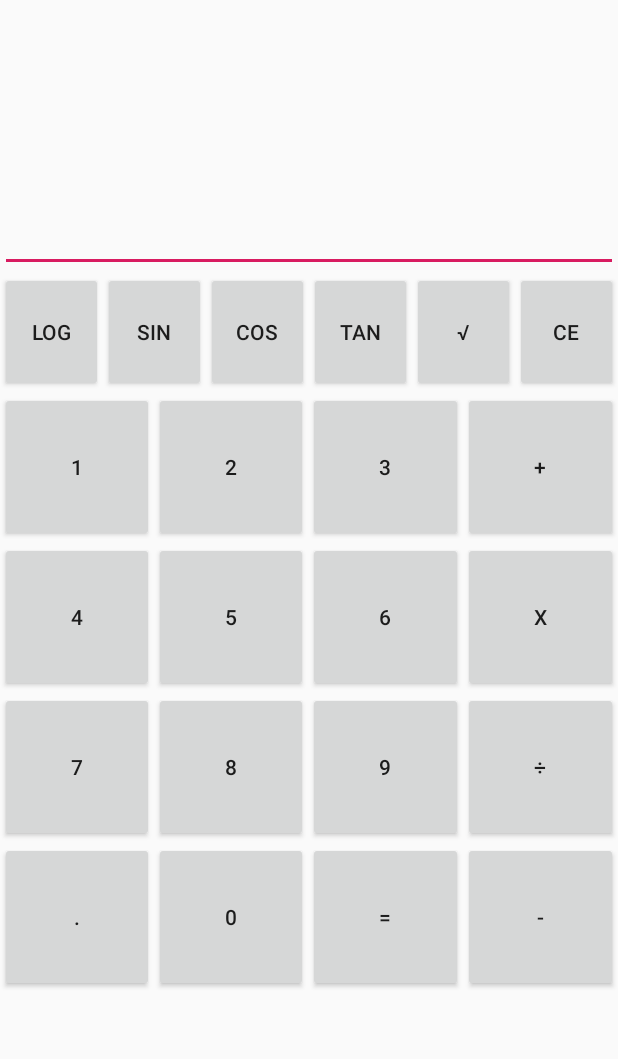
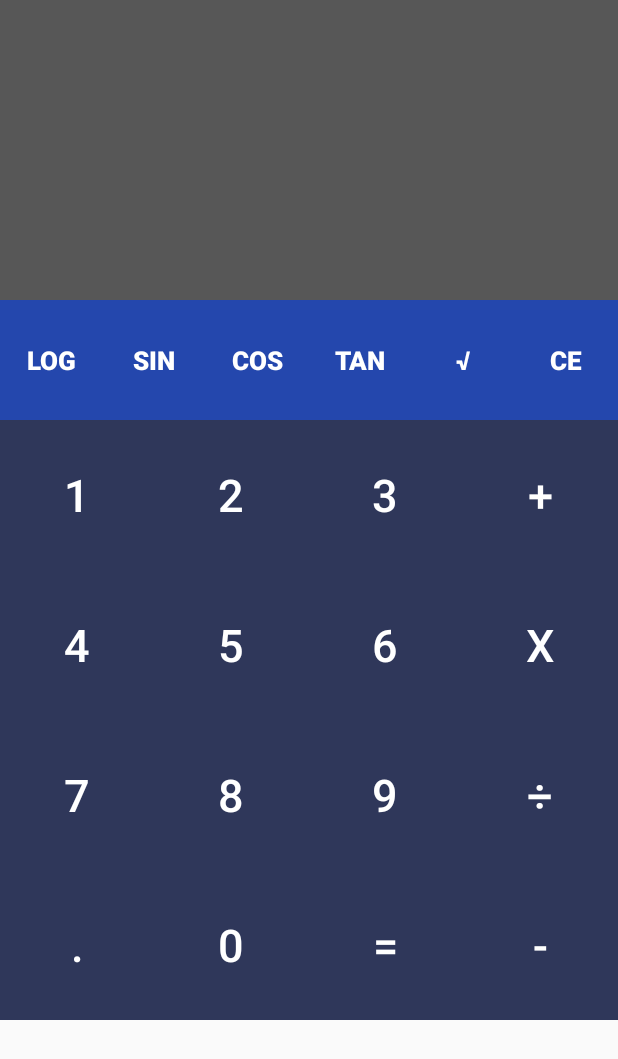
Before and after one commit to felixfavour/Calculator-Android-App, an Android app: the screen it shows after launch (MainActivity), on a phone screen of 412 x 824 dp. Shown: the top 1059 px of the screen. Run offline under Robolectric (Android 15) with nearby library versions, the phone set to English and light mode, and no system bars.

Commit message:
Added SCI_CALC_FUNCTIONS and added a little UI

```diff
--- a/app/src/main/res/layout/standard_calculator.xml
+++ b/app/src/main/res/layout/standard_calculator.xml
@@ -9,17 +9,20 @@
     <LinearLayout
         android:id="@+id/resultLayout"
         android:layout_width="match_parent"
-        android:layout_height="181dp"
+        android:layout_height="200dp"
         android:orientation="horizontal">
 
-        <EditText
+        <TextView
             android:id="@+id/resultView"
             android:layout_width="match_parent"
             android:layout_height="match_parent"
+            android:background="#575757"
             android:ems="10"
-            android:textSize="40dp"
-            android:textStyle="bold"
-            android:inputType="textPersonName" />
+            android:inputType="textPersonName"
+            android:paddingTop="60dp"
+            android:textColor="#FFF"
+            android:textSize="40sp"
+            android:textStyle="bold" />
     </LinearLayout>
 
     <LinearLayout
@@ -34,6 +37,7 @@
 
             <Button
                 android:id="@+id/operatorLog"
+                style="@style/sciCalcButtons"
                 android:layout_width="wrap_content"
                 android:layout_height="80dp"
                 android:layout_weight="1"
@@ -41,6 +45,7 @@
 
             <Button
                 android:id="@+id/operatorSin"
+                style="@style/sciCalcButtons"
                 android:layout_width="wrap_content"
                 android:layout_height="80dp"
                 android:layout_weight="1"
@@ -48,6 +53,7 @@
 
             <Button
                 android:id="@+id/operatorCos"
+                style="@style/sciCalcButtons"
                 android:layout_width="wrap_content"
                 android:layout_height="80dp"
                 android:layout_weight="1"
@@ -55,6 +61,7 @@
 
             <Button
                 android:id="@+id/operatorTan"
+                style="@style/sciCalcButtons"
                 android:layout_width="wrap_content"
                 android:layout_height="80dp"
                 android:layout_weight="1"
@@ -62,6 +69,7 @@
 
             <Button
                 android:id="@+id/operatorSqrRoot"
+                style="@style/sciCalcButtons"
                 android:layout_width="wrap_content"
                 android:layout_height="80dp"
                 android:layout_weight="1"
@@ -69,6 +77,7 @@
 
             <Button
                 android:id="@+id/backspace"
+                style="@style/sciCalcButtons"
                 android:layout_width="wrap_content"
                 android:layout_height="match_parent"
                 android:layout_weight="1"
@@ -82,6 +91,7 @@
 
             <Button
                 android:id="@+id/number1"
+                style="@style/padButtons"
                 android:layout_width="wrap_content"
                 android:layout_height="100dp"
                 android:layout_weight="1"
@@ -89,6 +99,7 @@
 
             <Button
                 android:id="@+id/number2"
+                style="@style/padButtons"
                 android:layout_width="wrap_content"
                 android:layout_height="100dp"
                 android:layout_weight="1"
@@ -96,6 +107,7 @@
 
             <Button
                 android:id="@+id/number3"
+                style="@style/padButtons"
                 android:layout_width="wrap_content"
                 android:layout_height="100dp"
                 android:layout_weight="1"
@@ -103,6 +115,7 @@
 
             <Button
                 android:id="@+id/operatorAddition"
+                style="@style/padButtons"
                 android:layout_width="wrap_content"
                 android:layout_height="100dp"
                 android:layout_weight="1"
@@ -116,6 +129,7 @@
 
             <Button
                 android:id="@+id/number4"
+                style="@style/padButtons"
                 android:layout_width="wrap_content"
                 android:layout_height="100dp"
                 android:layout_weight="1"
@@ -123,6 +137,7 @@
 
             <Button
                 android:id="@+id/number5"
+                style="@style/padButtons"
                 android:layout_width="wrap_content"
                 android:layout_height="100dp"
                 android:layout_weight="1"
@@ -130,6 +145,7 @@
 
             <Button
                 android:id="@+id/number6"
+                style="@style/padButtons"
                 android:layout_width="wrap_content"
                 android:layout_height="100dp"
                 android:layout_weight="1"
@@ -137,6 +153,7 @@
 
             <Button
                 android:id="@+id/operatorMultiplication"
+                style="@style/padButtons"
                 android:layout_width="wrap_content"
                 android:layout_height="100dp"
                 android:layout_weight="1"
@@ -150,6 +167,7 @@
 
             <Button
                 android:id="@+id/number7"
+                style="@style/padButtons"
                 android:layout_width="wrap_content"
                 android:layout_height="100dp"
                 android:layout_weight="1"
@@ -157,6 +175,7 @@
 
             <Button
                 android:id="@+id/number8"
+                style="@style/padButtons"
                 android:layout_width="wrap_content"
                 android:layout_height="100dp"
                 android:layout_weight="1"
@@ -164,6 +183,7 @@
 
             <Button
                 android:id="@+id/number9"
+                style="@style/padButtons"
                 android:layout_width="wrap_content"
                 android:layout_height="100dp"
                 android:layout_weight="1"
@@ -171,6 +191,7 @@
 
             <Button
                 android:id="@+id/operatorDivision"
+                style="@style/padButtons"
                 android:layout_width="wrap_content"
                 android:layout_height="100dp"
                 android:layout_weight="1"
@@ -184,6 +205,7 @@
 
             <Button
                 android:id="@+id/numberDot"
+                style="@style/padButtons"
                 android:layout_width="wrap_content"
                 android:layout_height="100dp"
                 android:layout_weight="1"
@@ -191,6 +213,7 @@
 
             <Button
                 android:id="@+id/number0"
+                style="@style/padButtons"
                 android:layout_width="wrap_content"
                 android:layout_height="100dp"
                 android:layout_weight="1"
@@ -198,6 +221,7 @@
 
             <Button
                 android:id="@+id/operatorEquality"
+                style="@style/padButtons"
                 android:layout_width="wrap_content"
                 android:layout_height="100dp"
                 android:layout_weight="1"
@@ -205,6 +229,7 @@
 
             <Button
                 android:id="@+id/operatorSubtraction"
+                style="@style/padButtons"
                 android:layout_width="wrap_content"
                 android:layout_height="match_parent"
                 android:layout_weight="1"
--- a/app/src/main/res/values/styles.xml
+++ b/app/src/main/res/values/styles.xml
@@ -13,6 +13,19 @@
         <item name="windowNoTitle">true</item>
     </style>
 
+    <style name="padButtons">
+        <item name="android:textSize">30sp</item>
+        <item name="android:textColor">#FFF</item>
+        <item name="android:background">#2F375A</item>
+    </style>
+
+    <style name="sciCalcButtons">
+        <item name="android:textSize">17sp</item>
+        <item name="android:textStyle">bold</item>
+        <item name="android:textColor">#FFF</item>
+        <item name="android:background">#2447AD</item>
+    </style>
+
     <style name="AppTheme.AppBarOverlay" parent="ThemeOverlay.AppCompat.Dark.ActionBar" />
 
     <style name="AppTheme.PopupOverlay" parent="ThemeOverlay.AppCompat.Light" />
```
Also changed, not shown: app/src/main/java/com/example/calculator/ButtonResource.java (deleted, +0 -29 lines), app/src/main/java/com/example/calculator/MainActivity.java (+47 -21 lines).
